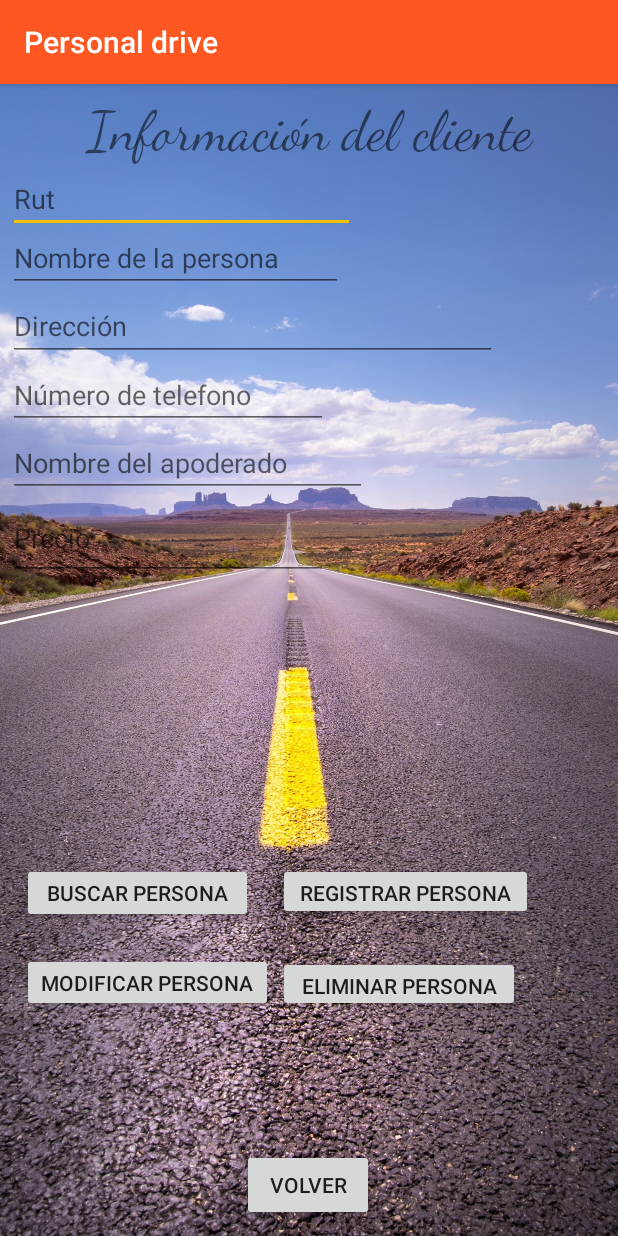
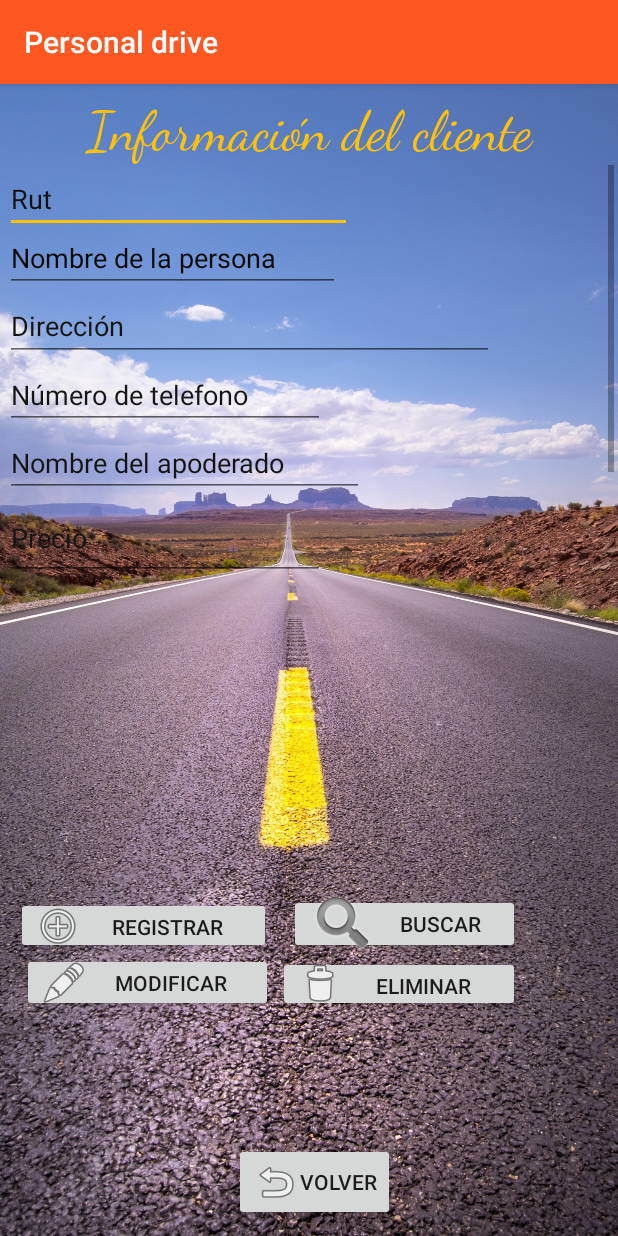
Before and after one commit to javierperezvelasquez/aplicacion_terminada, an Android app: the ActivityAgregar screen opened directly, with no data from a screen before it, on a phone screen of 412 x 824 dp. Run offline under Robolectric (Android 15) with nearby library versions, the phone set to English and light mode, and no system bars.

Commit message:
proyecto inicial partes dos

```diff
--- a/app/src/main/AndroidManifest.xml
+++ b/app/src/main/AndroidManifest.xml
@@ -9,9 +9,13 @@
         android:roundIcon="@mipmap/ic_launcher_round"
         android:supportsRtl="true"
         android:theme="@style/AppTheme">
-        <activity android:name=".ActivityAgregar"></activity>
+        <activity android:name=".ActivityAgregar"
+            android:screenOrientation="portrait"> ></activity>
 
-        <activity android:name=".MainActivity"/>
+        <activity android:name=".MainActivity"
+            android:screenOrientation="portrait"/>
+
+
         <activity android:name=".SplashActivity">
             <intent-filter>
                 <action android:name="android.intent.action.MAIN" />
--- a/app/src/main/res/layout/activity_agregar.xml
+++ b/app/src/main/res/layout/activity_agregar.xml
@@ -10,8 +10,8 @@
 
     <LinearLayout
         android:id="@+id/linearLayout"
-        android:layout_width="402dp"
-        android:layout_height="474dp"
+        android:layout_width="406dp"
+        android:layout_height="379dp"
         android:orientation="vertical"
         app:layout_constraintEnd_toEndOf="parent"
         app:layout_constraintStart_toStartOf="parent"
@@ -25,7 +25,17 @@
             android:fontFamily="cursive"
             android:text="@string/txv2"
             android:textAlignment="center"
+            android:textColor="#FFC107"
             android:textSize="36sp" />
+
+        <ScrollView
+            android:layout_width="match_parent"
+            android:layout_height="match_parent">
+
+            <LinearLayout
+                android:layout_width="match_parent"
+                android:layout_height="wrap_content"
+                android:orientation="vertical" >
 
                 <EditText
                     android:id="@+id/txt_rut"
@@ -34,7 +44,8 @@
                     android:ems="10"
                     android:hint="@string/txt_rut"
                     android:inputType="textPersonName"
-            android:textColor="#FFEB3B" />
+                    android:textColor="#FFEB3B"
+                    android:textColorHint="#131210" />
 
                 <EditText
                     android:id="@+id/txt_nombres"
@@ -43,7 +54,8 @@
                     android:ems="10"
                     android:hint="@string/txt_nombres"
                     android:inputType="textPersonName"
-            android:textColor="#FFEB3B" />
+                    android:textColor="#FFEB3B"
+                    android:textColorHint="#0A0A09" />
 
                 <EditText
                     android:id="@+id/txt_direccion"
@@ -52,7 +64,8 @@
                     android:ems="10"
                     android:hint="@string/txt_direccion"
                     android:inputType="textPersonName"
-            android:textColor="#FFEB3B" />
+                    android:textColor="#FFEB3B"
+                    android:textColorHint="#141413" />
 
                 <EditText
                     android:id="@+id/txt_numtel"
@@ -61,7 +74,8 @@
                     android:ems="10"
                     android:hint="@string/txt_numtel"
                     android:inputType="phone"
-            android:textColor="#FFEB3B" />
+                    android:textColor="#FFEB3B"
+                    android:textColorHint="#161615" />
 
                 <EditText
                     android:id="@+id/txt_apoderado"
@@ -70,7 +84,8 @@
                     android:ems="10"
                     android:hint="@string/txt_apoderado"
                     android:inputType="textPersonName"
-            android:textColor="#FFEB3B" />
+                    android:textColor="#FFEB3B"
+                    android:textColorHint="#141413" />
 
                 <EditText
                     android:id="@+id/txt_precio"
@@ -80,41 +95,50 @@
                     android:ems="10"
                     android:hint="@string/txt_precio"
                     android:inputType="number"
-            android:textColor="#FFEB3B" />
+                    android:textColor="#FFEB3B"
+                    android:textColorHint="#141413" />
+
             </LinearLayout>
+        </ScrollView>
 
+    </LinearLayout>
 
 
     <Button
         android:id="@+id/button3"
         android:layout_width="170dp"
         android:layout_height="38dp"
+        android:layout_marginBottom="120dp"
+        android:drawableLeft="@android:drawable/ic_menu_add"
         android:onClick="Registrar"
         android:text="@string/BotonRegistrar"
         app:layout_constraintBottom_toBottomOf="parent"
         app:layout_constraintEnd_toEndOf="parent"
-        app:layout_constraintHorizontal_bias="0.766"
+        app:layout_constraintHorizontal_bias="0.045"
         app:layout_constraintStart_toStartOf="parent"
         app:layout_constraintTop_toTopOf="parent"
-        app:layout_constraintVertical_bias="0.711" />
+        app:layout_constraintVertical_bias="0.888" />
 
     <Button
         android:id="@+id/button4"
         android:layout_width="154dp"
         android:layout_height="40dp"
+        android:layout_marginBottom="120dp"
+        android:drawableLeft="@android:drawable/ic_search_category_default"
         android:onClick="Buscar"
         android:text="@string/BotonBuscar"
         app:layout_constraintBottom_toBottomOf="parent"
         app:layout_constraintEnd_toEndOf="parent"
-        app:layout_constraintHorizontal_bias="0.056"
+        app:layout_constraintHorizontal_bias="0.747"
         app:layout_constraintStart_toStartOf="parent"
         app:layout_constraintTop_toTopOf="parent"
-        app:layout_constraintVertical_bias="0.713" />
+        app:layout_constraintVertical_bias="0.888" />
 
     <Button
         android:id="@+id/button6"
         android:layout_width="167dp"
         android:layout_height="39dp"
+        android:drawableLeft="@android:drawable/ic_menu_edit"
         android:onClick="Modificar"
         android:text="@string/BotonModificar"
         app:layout_constraintBottom_toBottomOf="parent"
@@ -128,6 +152,7 @@
         android:id="@+id/button5"
         android:layout_width="161dp"
         android:layout_height="37dp"
+        android:drawableLeft="@android:drawable/ic_menu_delete"
         android:onClick="Eliminar"
         android:text="@string/BotonEliminar"
         app:layout_constraintBottom_toBottomOf="parent"
@@ -143,6 +168,7 @@
         android:layout_height="wrap_content"
         android:layout_marginStart="104dp"
         android:layout_marginBottom="10dp"
+        android:drawableLeft="@android:drawable/ic_menu_revert"
         android:onClick="Volver"
         android:text="@string/btnvolver"
         app:layout_constraintBottom_toBottomOf="parent"
--- a/app/src/main/res/layout/activity_main.xml
+++ b/app/src/main/res/layout/activity_main.xml
@@ -13,6 +13,7 @@
         android:layout_width="wrap_content"
         android:layout_height="wrap_content"
         android:layout_marginTop="280dp"
+        android:drawableLeft="@android:drawable/ic_input_add"
         android:onClick="Agregarcliente"
         android:text="@string/btnAgregar"
         app:layout_constraintEnd_toEndOf="parent"
```
Lines whose indentation alone changed are shown as unchanged.
